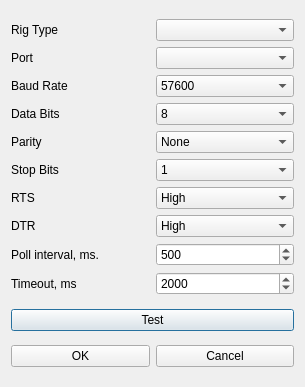
Qt form Sources/U2.Suite/ui/NewRigDialog.ui (ut8uu/U2.Suite.Python) before a commit.
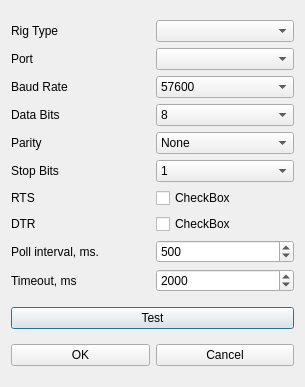
The same form after that commit.

```diff
--- a/Sources/U2.Suite/ui/NewRigDialog.ui
+++ b/Sources/U2.Suite/ui/NewRigDialog.ui
@@ -228,28 +228,6 @@
        </property>
       </widget>
      </item>
-     <item row="6" column="1">
-      <widget class="QComboBox" name="cbRts">
-       <property name="currentIndex">
-        <number>2</number>
-       </property>
-       <item>
-        <property name="text">
-         <string>Handshake</string>
-        </property>
-       </item>
-       <item>
-        <property name="text">
-         <string>Low</string>
-        </property>
-       </item>
-       <item>
-        <property name="text">
-         <string>High</string>
-        </property>
-       </item>
-      </widget>
-     </item>
      <item row="7" column="0">
       <widget class="QLabel" name="lblDtr">
        <property name="text">
@@ -257,23 +235,6 @@
        </property>
       </widget>
      </item>
-     <item row="7" column="1">
-      <widget class="QComboBox" name="cbDtr">
-       <property name="currentIndex">
-        <number>1</number>
-       </property>
-       <item>
-        <property name="text">
-         <string>Low</string>
-        </property>
-       </item>
-       <item>
-        <property name="text">
-         <string>High</string>
-        </property>
-       </item>
-      </widget>
-     </item>
      <item row="8" column="0">
       <widget class="QLabel" name="lblDtr_2">
        <property name="text">
@@ -314,6 +275,20 @@
        </property>
       </widget>
      </item>
+     <item row="6" column="1">
+      <widget class="QCheckBox" name="cbRts">
+       <property name="text">
+        <string>CheckBox</string>
+       </property>
+      </widget>
+     </item>
+     <item row="7" column="1">
+      <widget class="QCheckBox" name="cbDtr">
+       <property name="text">
+        <string>CheckBox</string>
+       </property>
+      </widget>
+     </item>
     </layout>
    </item>
    <item>
```
